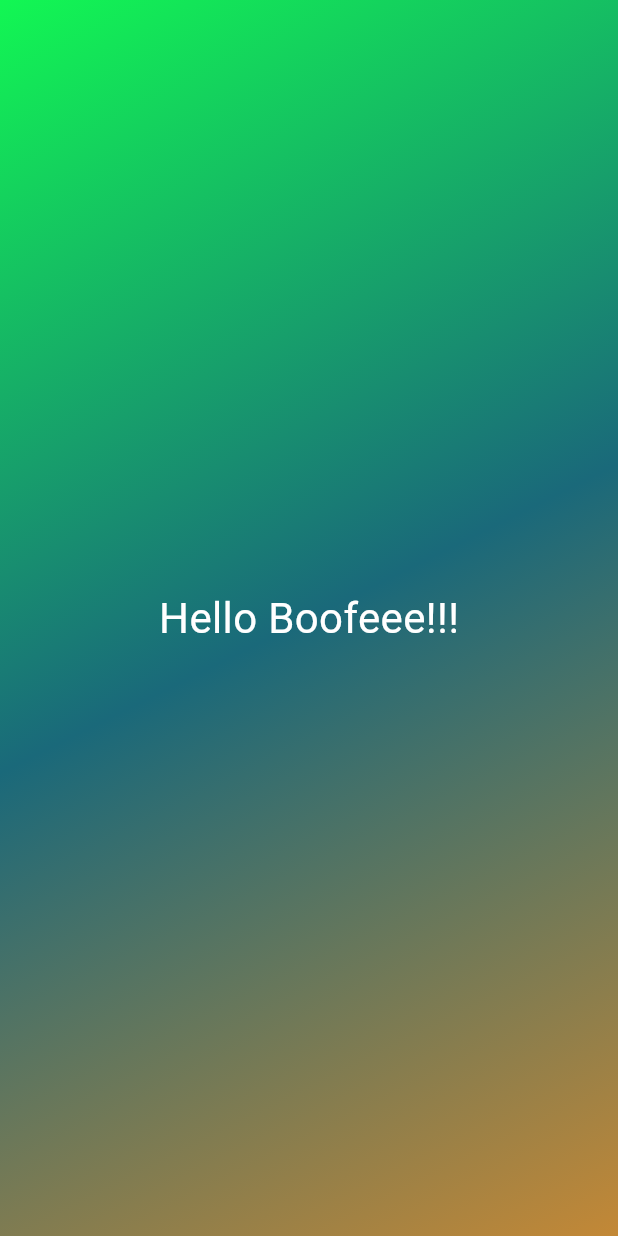
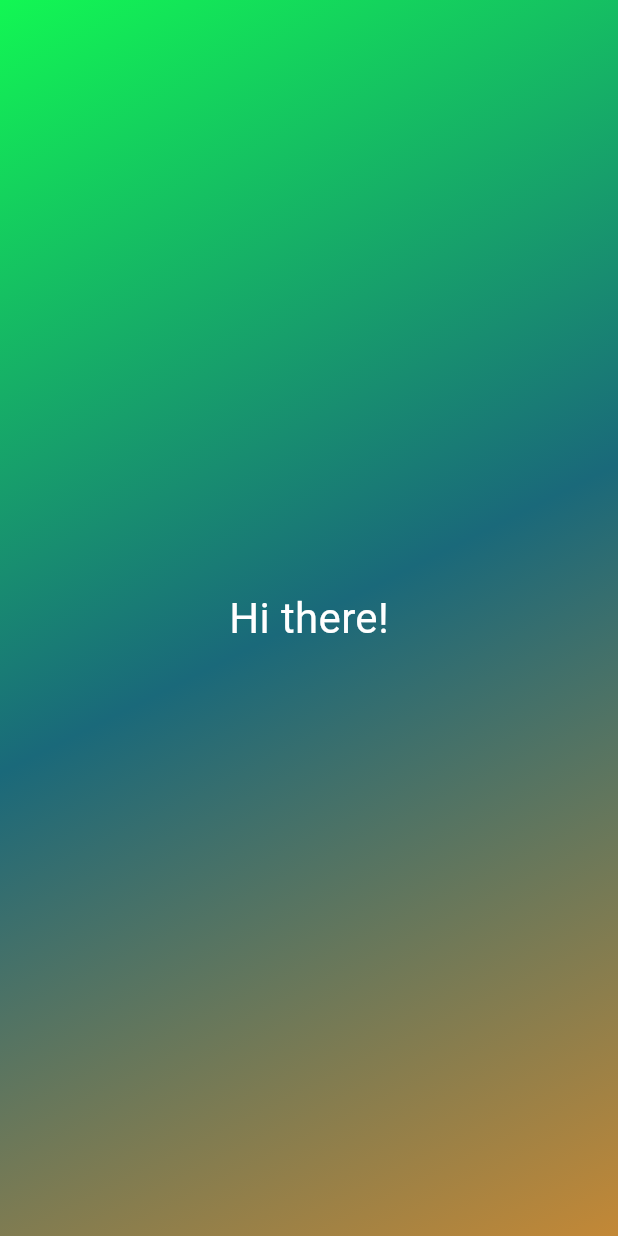
Before and after one commit to tungpl/flutter_projects, a Flutter app: the screen it shows after launch, on a phone screen of 412 x 824 dp. Run offline on Flutter 3.47's test engine with Material 3 defaults, Android fonts, the phone set to English and light mode, and no system bars.

Commit message:
congigurable widget

```diff
--- a/first_app/lib/gradient_container.dart
+++ b/first_app/lib/gradient_container.dart
@@ -22,7 +22,7 @@ class GradientContainer extends StatelessWidget {
         ),
       ),
       child: const Center(
-        child: StyledText(),
+        child: StyledText('Hi there!'),
       ),
     );
   }
--- a/first_app/lib/styled_text.dart
+++ b/first_app/lib/styled_text.dart
@@ -1,13 +1,15 @@
 import 'package:flutter/material.dart';
 
 class StyledText extends StatelessWidget {
-  const StyledText({super.key});
+  const StyledText(this.text, {super.key});
+
+  final String text;
 
   @override
   Widget build(Object context) {
-    return const Text(
-      'Hello Boofeee!!!',
-      style: TextStyle(
+    return Text(
+      text,
+      style: const TextStyle(
         color: Colors.white,
         fontSize: 28,
       ),
```
